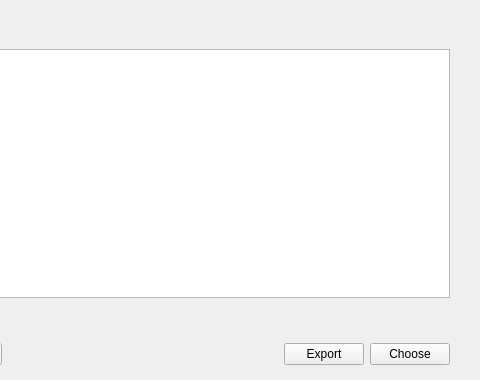
Qt form src/qt/forms/contractbookpage.ui (SilubiumProject/slucore) before a commit; both pictures show x 280 to 760 and y 0 to 380 of the 760 by 380 pixel window.
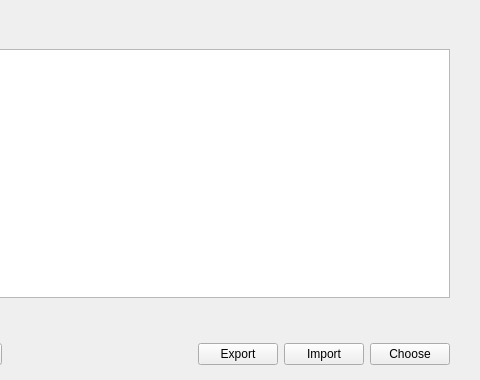
The same form after that commit.

The edit to the form file:
```diff
--- a/src/qt/forms/contractbookpage.ui
+++ b/src/qt/forms/contractbookpage.ui
@@ -148,6 +148,13 @@
         </property>
        </widget>
       </item>
+      <item>
+       <widget class="QPushButton" name="importButton">
+        <property name="text">
+         <string>Import</string>
+        </property>
+       </widget>
+      </item>
       <item>
        <widget class="QPushButton" name="chooseContractInfo">
         <property name="text">
```
